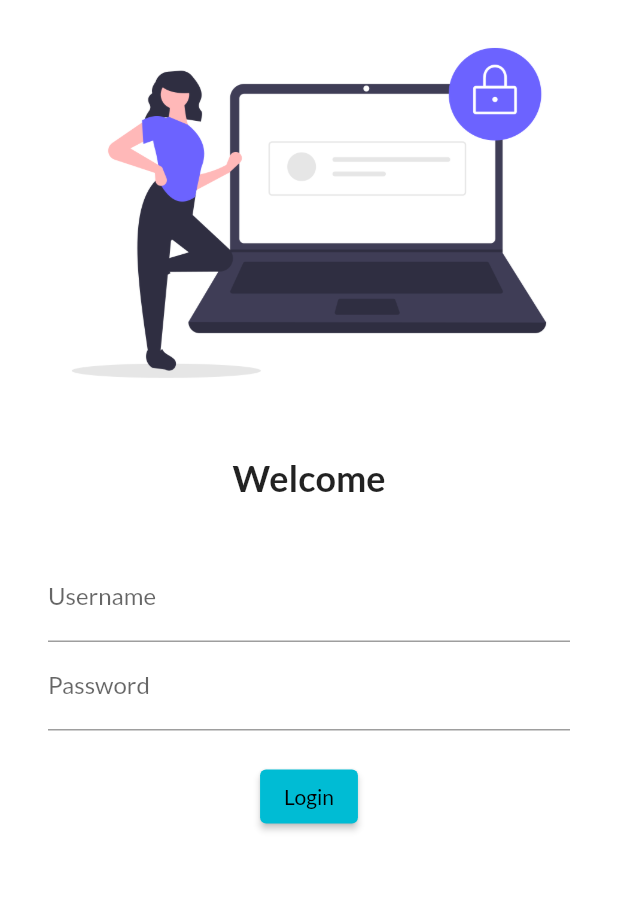
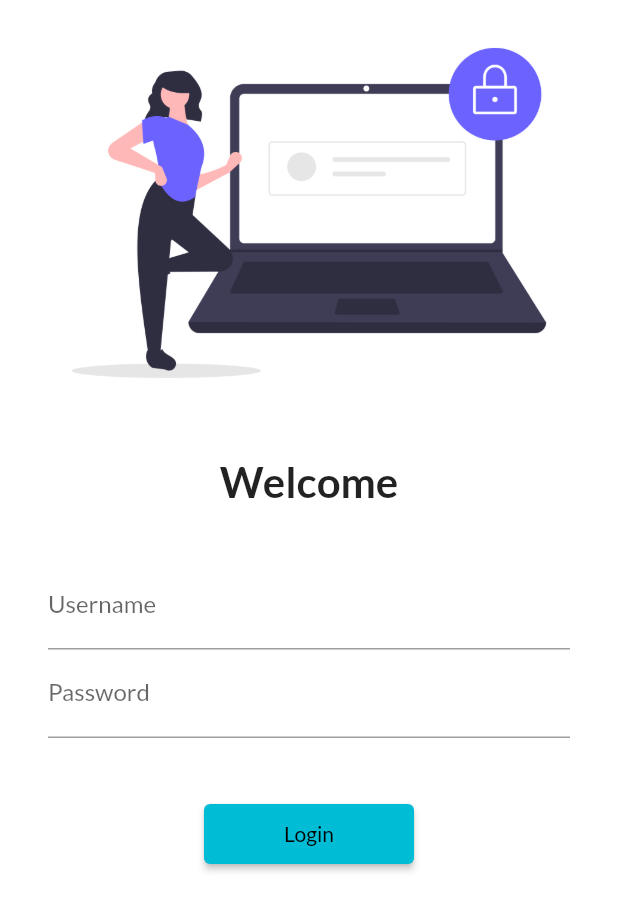
Before and after one commit to SarveshRansubhe/Catalog-App, a Flutter app: the screen it shows after launch, on a phone screen of 412 x 824 dp. Shown: the top 911 px of the screen. Run offline on Flutter 3.47's test engine with Material 2 defaults, Android fonts, the phone set to English and light mode, and no system bars; our stand-ins replace google_fonts.

Commit message:
Day 4 Completed

```diff
--- a/lib/main.dart
+++ b/lib/main.dart
@@ -1,6 +1,7 @@
 import 'package:flutter/material.dart';
 import 'package:flutter_catelog/pages/home_page.dart';
 import 'package:flutter_catelog/pages/login_page.dart';
+import 'package:flutter_catelog/utils/routes.dart';
 import 'package:google_fonts/google_fonts.dart';
 
 void main() {
@@ -20,8 +21,8 @@ class MyApp extends StatelessWidget {
       initialRoute: "/",
       routes: {
         "/": (context) => LoginPage(),
-        "/home": (context) => HomePage(),
-        "/Login": (context) => LoginPage()
+        MyRoutes.homeRoute: (context) => HomePage(),
+        MyRoutes.loginRoute: (context) => LoginPage()
       },
     );
   }
--- a/lib/pages/login_page.dart
+++ b/lib/pages/login_page.dart
@@ -1,10 +1,12 @@
 import 'package:flutter/material.dart';
+import 'package:flutter_catelog/utils/routes.dart';
 
 class LoginPage extends StatelessWidget {
   @override
   Widget build(BuildContext context) {
     return Material(
         color: Colors.white,
+        child: SingleChildScrollView(
           child: Column(
             children: [
               Image.asset(
@@ -16,14 +18,15 @@ class LoginPage extends StatelessWidget {
               ),
               Text("Welcome",
                   style: TextStyle(
-                  fontSize: 24,
+                    fontSize: 28,
                     fontWeight: FontWeight.bold,
                   )),
               SizedBox(
                 height: 20.0,
               ),
               Padding(
-              padding: const EdgeInsets.symmetric(vertical: 16, horizontal: 32),
+                padding:
+                    const EdgeInsets.symmetric(vertical: 16, horizontal: 32),
                 child: Column(
                   children: [
                     TextFormField(
@@ -40,19 +43,20 @@ class LoginPage extends StatelessWidget {
                       ),
                     ),
                     SizedBox(
-                    height: 20.0,
+                      height: 40.0,
                     ),
                     ElevatedButton(
                       onPressed: () {
-                      print("Hi Sarvesh");
+                        Navigator.pushNamed(context, MyRoutes.homeRoute);
                       },
                       child: Text("Login"),
-                    style: TextButton.styleFrom(),
+                      style: TextButton.styleFrom(minimumSize: Size(140, 40)),
                     ),
                   ],
                 ),
               ),
             ],
+          ),
         ));
   }
 }
--- /dev/null
+++ b/lib/utils/routes.dart
@@ -0,0 +1,4 @@
+class MyRoutes {
+  static String loginRoute = "/login";
+  static String homeRoute = "/home";
+}
```
Lines whose indentation alone changed are shown as unchanged.
